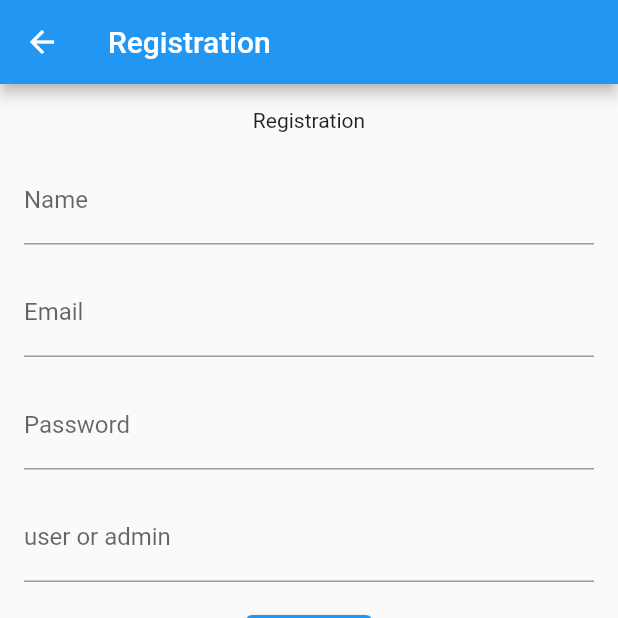
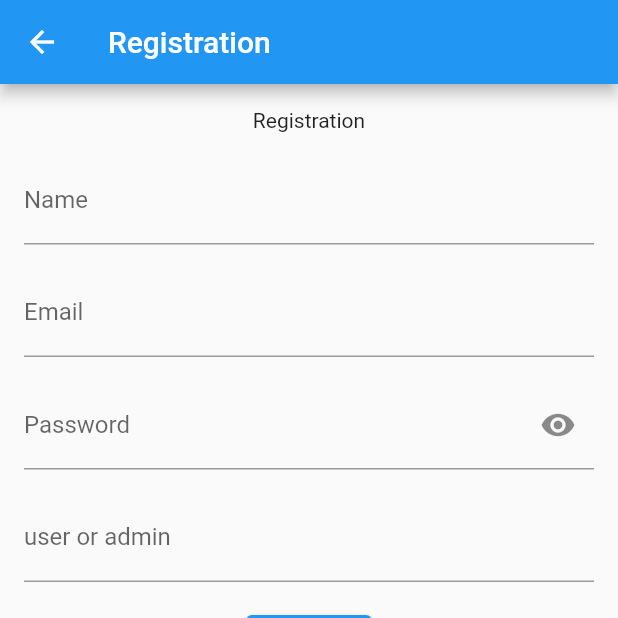
Before and after one commit to Flutter-OJT/KZYL-GetX-Middleware, a Flutter app: the screen it shows after launch, after a tap on "Login", after a tap on "Register", on a phone screen of 412 x 824 dp, the top half of it. Run offline on Flutter 3.47's test engine with Material 2 defaults, Android fonts, the phone set to English and light mode, and no system bars; our stand-ins replace flutter_secure_storage, get, sqflite; accounts and stored records are empty.

Commit message:
visibilty controll and encryption

```diff
--- a/lib/repository/user_repository.dart
+++ b/lib/repository/user_repository.dart
@@ -12,8 +12,7 @@ class CrudUser extends CRUDModel<UserModel> {
       role VARCHAR(100),
       name VARCHAR(100),
       email VARCHAR(100),
-      password VARCHAR(100)
-
+      password TEXT
     )
     ''';
   }
--- a/lib/screens/auth/login_screen.dart
+++ b/lib/screens/auth/login_screen.dart
@@ -4,6 +4,8 @@ import 'package:authentications/services/login/login_service.dart';
 import 'package:authentications/services/prefs/storage_service.dart';
 import 'package:flutter/material.dart';
 import 'package:get/get.dart';
+import 'package:crypto/crypto.dart';
+import 'dart:convert';
 
 class LoginScreen extends GetView<LoginService> {
   LoginScreen({Key? key}) : super(key: key);
@@ -16,6 +18,7 @@ class LoginScreen extends GetView<LoginService> {
   @override
   Widget build(BuildContext context) {
     final storageService = Get.find<StorageService>();
+    final loginService = Get.find<LoginService>();
 
     return Scaffold(
       appBar: AppBar(title: const Text('Login')),
@@ -54,11 +57,24 @@ class LoginScreen extends GetView<LoginService> {
                   const SizedBox(
                     height: 16,
                   ),
-                  TextFormField(
+                  Obx(
+                    () => TextFormField(
                       controller: _passwordController,
                       keyboardType: TextInputType.visiblePassword,
-                    decoration: const InputDecoration(
-                      label: Text('Password'),
+                      obscureText: !loginService.passwordVisible,
+                      decoration: InputDecoration(
+                        label: const Text('Password'),
+                        suffixIcon: GestureDetector(
+                          onTap: () {
+                            loginService.passwordVisible =
+                                !loginService.passwordVisible;
+                          },
+                          child: Icon(
+                            loginService.passwordVisible
+                                ? Icons.visibility_off
+                                : Icons.visibility,
+                          ),
+                        ),
                       ),
                       validator: (value) {
                         if (value == null || value.isEmpty) {
@@ -67,15 +83,19 @@ class LoginScreen extends GetView<LoginService> {
                         return null;
                       },
                     ),
+                  ),
                   const SizedBox(
                     height: 16,
                   ),
                   ElevatedButton(
                     child: const Text('Login'),
                     onPressed: () async {
+                      var bytes = utf8.encode(_passwordController.text);
+                      var encryptedPassword = sha1.convert(bytes).toString();
+
                       if (_formkey.currentState!.validate()) {
                         final email = _emailController.text;
-                        final password = _passwordController.text;
+                        final password = encryptedPassword;
 
                         try {
                           final CrudUser userCrud = CrudUser();
--- a/lib/screens/auth/register.dart
+++ b/lib/screens/auth/register.dart
@@ -1,8 +1,11 @@
+import 'dart:convert';
+
 import 'package:authentications/services/login/login_service.dart';
 import 'package:authentications/services/user_service/user_service.dart';
 import '../../models/user/user_model.dart';
 import 'package:flutter/material.dart';
 import 'package:get/get.dart';
+import 'package:crypto/crypto.dart';
 
 // ignore: must_be_immutable
 class RegistrationScreen extends GetView<LoginService> {
@@ -19,6 +22,8 @@ class RegistrationScreen extends GetView<LoginService> {
 
   @override
   Widget build(BuildContext context) {
+    final loginService = Get.find<LoginService>();
+
     return Scaffold(
       appBar: AppBar(
         title: const Text('Registration'),
@@ -74,11 +79,24 @@ class RegistrationScreen extends GetView<LoginService> {
                   const SizedBox(
                     height: 16,
                   ),
-                  TextFormField(
+                  Obx(
+                    () => TextFormField(
                       controller: _passwordController,
                       keyboardType: TextInputType.visiblePassword,
-                    decoration: const InputDecoration(
-                      label: Text('Password'),
+                      obscureText: !loginService.passwordVisible,
+                      decoration: InputDecoration(
+                        label: const Text('Password'),
+                        suffixIcon: GestureDetector(
+                          onTap: () {
+                            loginService.passwordVisible =
+                                !loginService.passwordVisible;
+                          },
+                          child: Icon(
+                            loginService.passwordVisible
+                                ? Icons.visibility_off
+                                : Icons.visibility,
+                          ),
+                        ),
                       ),
                       validator: (value) {
                         if (value == null || value.isEmpty) {
@@ -86,6 +104,7 @@ class RegistrationScreen extends GetView<LoginService> {
                         }
                         return null;
                       },
+                    ),
                   ),
                   const SizedBox(
                     height: 16,
@@ -109,20 +128,27 @@ class RegistrationScreen extends GetView<LoginService> {
                   ElevatedButton(
                     child: const Text('Register'),
                     onPressed: () async {
+                      var bytes = utf8.encode(_passwordController.text);
+                      var encryptedPassword = sha1.convert(bytes).toString();
+
+                      // print('Plain : ${_passwordController.text}');
+                      // print('Encrypt : ' + '$encryptedPassword');
+
                       if (_formkey.currentState!.validate()) {
                         UserModel newUser = UserModel(
                           name: _nameController.text,
                           email: _emailController.text,
-                          password: _passwordController.text,
+                          password: encryptedPassword,
                           role: _roleController.text,
                         );
                         userService.createUser(newUser);
-                        const snackBar = SnackBar(
-                          content: Text('Registration Succeed'),
-                          behavior: SnackBarBehavior.floating,
+                        Get.snackbar(
+                          'Registration',
+                          'Registration Succeed',
+                          snackPosition: SnackPosition.BOTTOM,
+                          duration: const Duration(seconds: 3),
                         );
-                        ScaffoldMessenger.of(context).showSnackBar(snackBar);
-                        Get.back();
+                        Get.offNamed('/login');
                       }
                     },
                   ),
--- a/lib/screens/home/home_screen.dart
+++ b/lib/screens/home/home_screen.dart
@@ -17,7 +17,6 @@ class HomeScreen extends StatelessWidget {
           children: [
             Text('UserName : ${authController.username}'),
             Text('UserEmail : ${authController.useremail}'),
-            Text('UserPassword : ${authController.userpassword}'),
             ElevatedButton(
                 onPressed: () async {
                   await authController.logout();
--- a/lib/services/login/login_service.dart
+++ b/lib/services/login/login_service.dart
@@ -1,8 +1,8 @@
 import 'package:get/get.dart';
 import '../auth/auth_service.dart';
 
-
 class LoginService extends GetxController {
+  final _passwordVisible = false.obs;
   @override
   void onInit() {
     print('>>> LoginController started');
@@ -10,4 +10,6 @@ class LoginService extends GetxController {
   }
 
   AuthService get authService => Get.find<AuthService>();
+  bool get passwordVisible => _passwordVisible.value;
+  set passwordVisible(bool value) => _passwordVisible.value = value;
 }
--- a/pubspec.yaml
+++ b/pubspec.yaml
@@ -38,6 +38,8 @@ dependencies:
   get: ^4.6.5
   flutter_secure_storage: ^8.0.0
   sqflite: ^2.2.8+4
+  crypto: ^3.0.3
+  encrypt: ^5.0.1
 
 dev_dependencies:
   flutter_test:
```
Also changed, not shown: lib/services/encryption/encryption.dart (added, +25 -0 lines), pubspec.lock. Lines whose indentation alone changed are shown as unchanged.
